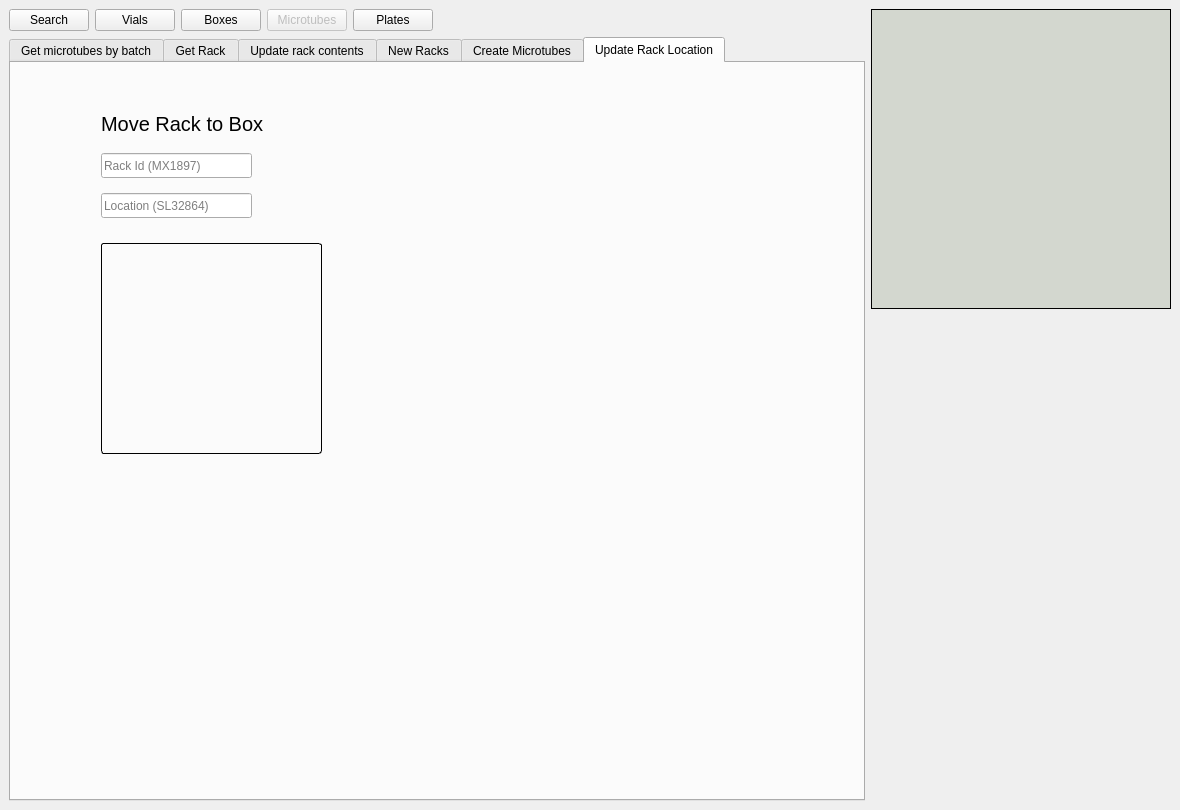
dahlbma/cello, file frontend/assets/microtubeswindow.ui: the form before one commit.
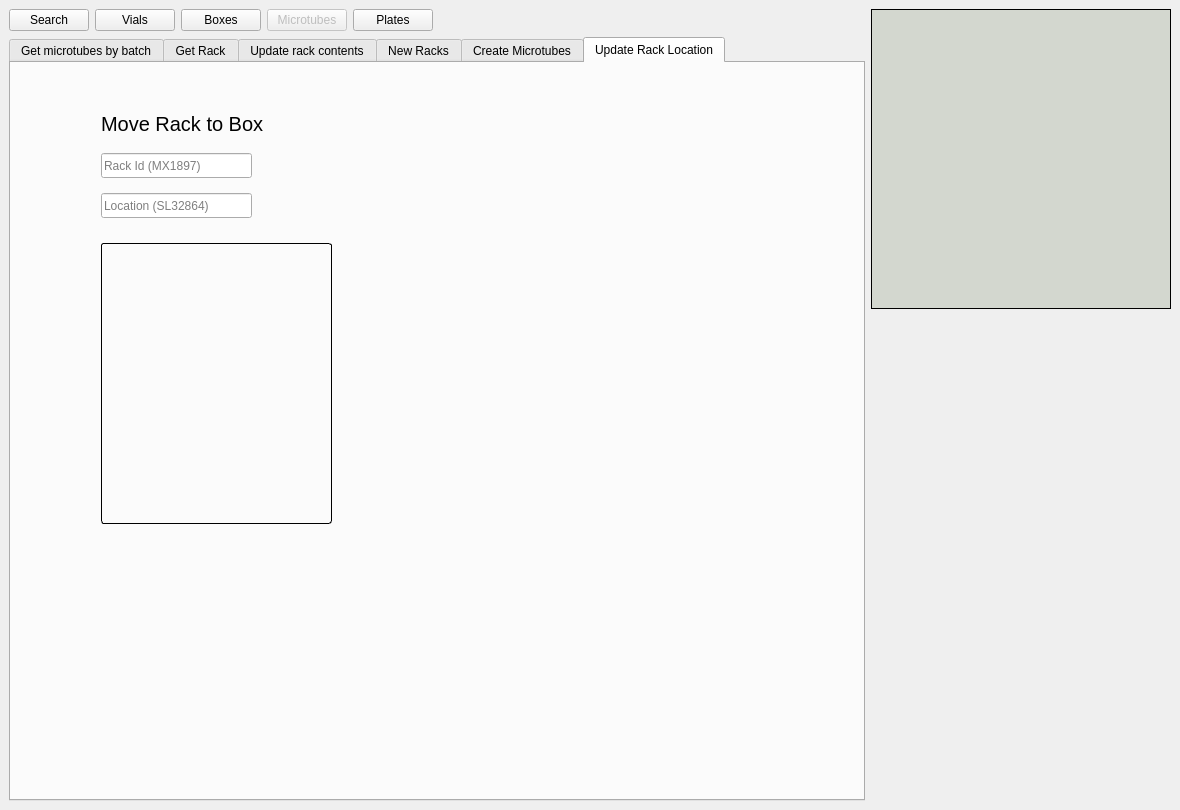
The form after the commit. The open tabs and pages were chosen to show the change.

```diff
--- a/frontend/assets/microtubeswindow.ui
+++ b/frontend/assets/microtubeswindow.ui
@@ -1213,8 +1213,8 @@
            <rect>
             <x>90</x>
             <y>180</y>
-            <width>221</width>
-            <height>211</height>
+            <width>231</width>
+            <height>281</height>
            </rect>
           </property>
           <property name="styleSheet">
```
Left out of the diff: 2 changed lines with no effect on the pictures.
